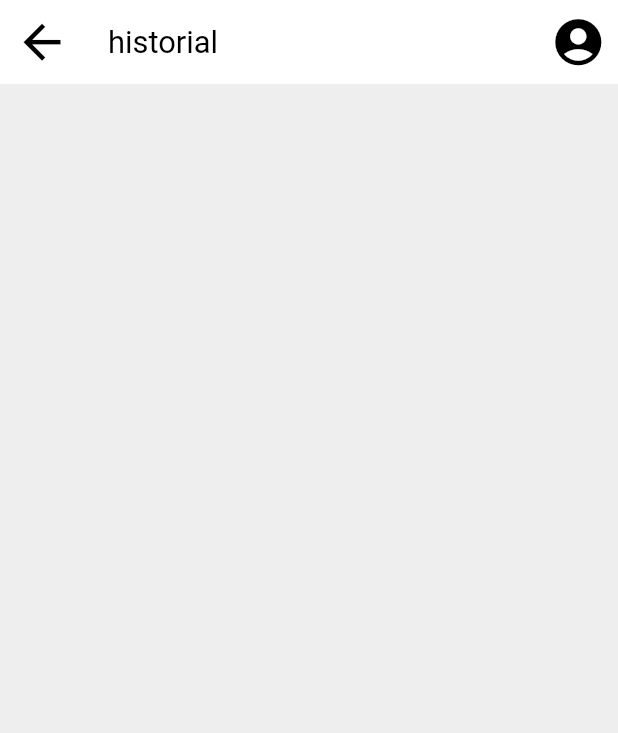
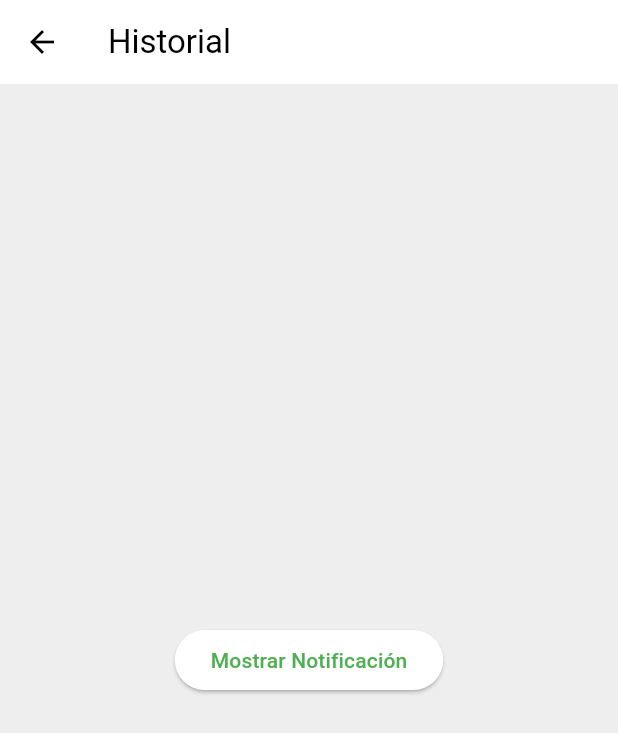
Before and after one commit to sebas-tian18/APP-Agenda-Mayor, a Flutter app: the HistoryScreen screen opened by its route, on a phone screen of 412 x 824 dp. Shown: the top 733 px of the screen. Run offline on Flutter 3.47's test engine with Material 3 defaults, Android fonts, the phone set to English and light mode, and no system bars; our stand-ins replace dio, flutter_local_notifications, flutter_secure_storage, get, permission_handler, shared_preferences and 1 more; accounts and stored records are empty.

Commit message:
ejemplo de implementacion de notificaciones fuera de la aplicacion mobile

```diff
--- a/mobile/lib/main.dart
+++ b/mobile/lib/main.dart
@@ -3,6 +3,7 @@ import 'package:flutter/services.dart';
 import 'package:flutter_localizations/flutter_localizations.dart';
 import 'package:intl/intl.dart';
 import 'package:intl/date_symbol_data_local.dart';
+import 'package:mobile/providers/notification_controller.dart';
 import 'package:provider/provider.dart';
 import 'package:mobile/providers/theme_notifier.dart';
 import 'package:mobile/providers/auth_provider.dart';
@@ -16,6 +17,7 @@ import 'package:mobile/widgets/user_data.dart';
 
 void main() async {
   WidgetsFlutterBinding.ensureInitialized(); // Inicialización del framework
+  await initNotifications();
 
   // Fijar la orientación a vertical
   await SystemChrome.setPreferredOrientations([
--- a/mobile/lib/screens/history.dart
+++ b/mobile/lib/screens/history.dart
@@ -1,5 +1,5 @@
 import 'package:flutter/material.dart';
-import 'package:mobile/widgets/custom_app_bar.dart';
+import 'package:mobile/providers/notification_controller.dart';
 
 class HistoryScreen extends StatelessWidget {
   final bool fromNavigationMenu;
@@ -9,11 +9,23 @@ class HistoryScreen extends StatelessWidget {
   @override
   Widget build(BuildContext context) {
     return Scaffold(
-      appBar: CustomAppBar(
-        title: 'historial',
-        showBackButton: fromNavigationMenu,
+      appBar: AppBar(
+        title: const Text('Historial'),
+        leading: fromNavigationMenu
+            ? null
+            : IconButton(
+                icon: const Icon(Icons.arrow_back),
+                onPressed: () => Navigator.pop(context),
+              ),
       ),
-      body: Column(),
+      body: Center(
+        child: ElevatedButton(
+          onPressed: () {
+            mostrarNotificacion(); // Llama a la función para mostrar notificaciones
+          },
+          child: const Text("Mostrar Notificación"),
+        ),
+      ),
     );
   }
 }
--- a/mobile/pubspec.yaml
+++ b/mobile/pubspec.yaml
@@ -31,7 +31,7 @@ dependencies:
   path: ^1.9.0
   platform: ^3.1.6
   # cupertino_icons: ^1.0.8
-  # awesome_notifications: ^0.10.0
+  flutter_local_notifications: ^18.0.1
   timezone: ^0.9.4
   permission_handler: ^11.3.1
 
```
Also changed, not shown: mobile/lib/providers/notification_controller.dart (+43 -18 lines), mobile/pubspec.lock, 3 other files.
